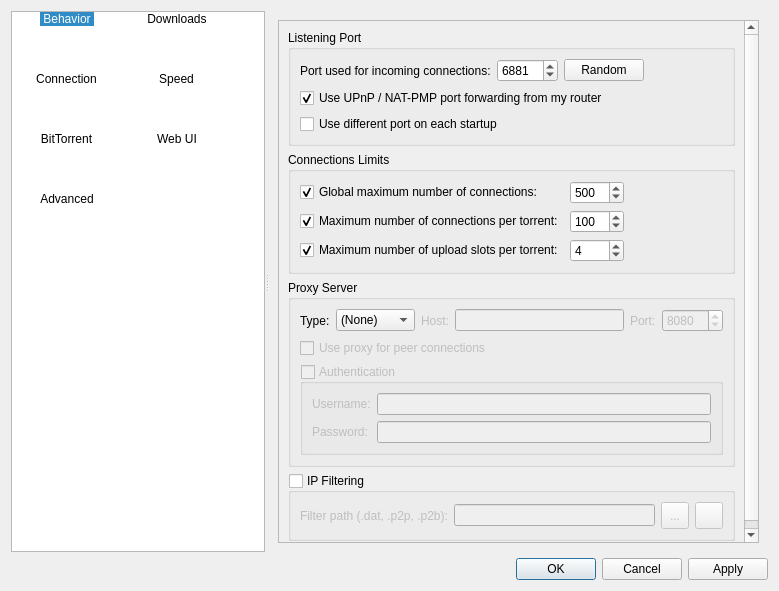
Old version of the form src/preferences/options.ui in the repository SysAdminDoc/qBittorrent-Vanced.
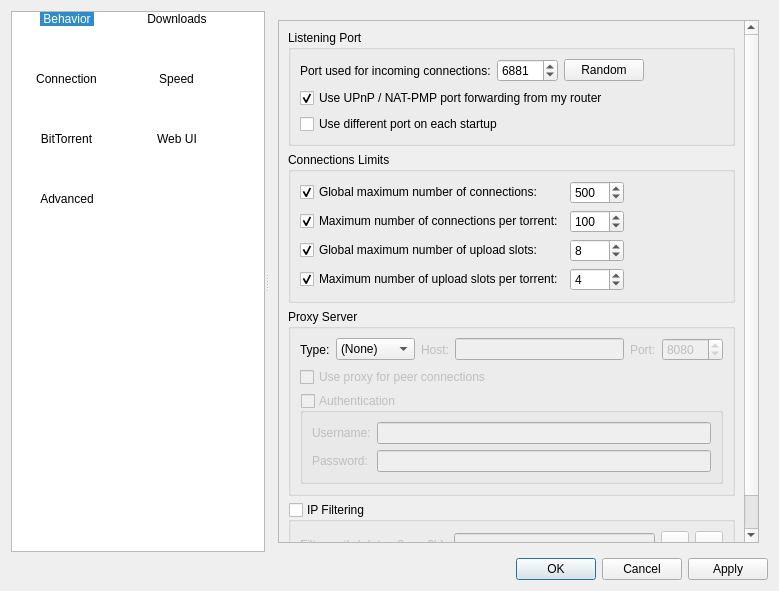
New version of the form. The open tabs and pages were chosen to show the change. Icons and pictures are not drawn.

Commit message: Allow more fine tuning of uploads. Closes #684.

```diff
--- a/src/preferences/options.ui
+++ b/src/preferences/options.ui
@@ -1023,7 +1023,7 @@
              <x>0</x>
              <y>0</y>
              <width>458</width>
-             <height>472</height>
+             <height>498</height>
             </rect>
            </property>
            <layout class="QVBoxLayout" name="verticalLayout_20">
@@ -1133,7 +1133,7 @@
                  </property>
                 </widget>
                </item>
-               <item row="1" column="0">
+               <item row="2" column="0">
                 <widget class="QCheckBox" name="checkMaxConnecsPerTorrent">
                  <property name="text">
                   <string>Maximum number of connections per torrent:</string>
@@ -1143,7 +1143,7 @@
                  </property>
                 </widget>
                </item>
-               <item row="1" column="1">
+               <item row="2" column="1">
                 <widget class="QSpinBox" name="spinMaxConnecPerTorrent">
                  <property name="minimum">
                   <number>2</number>
@@ -1156,7 +1156,7 @@
                  </property>
                 </widget>
                </item>
-               <item row="2" column="0">
+               <item row="4" column="0">
                 <widget class="QCheckBox" name="checkMaxUploadsPerTorrent">
                  <property name="text">
                   <string>Maximum number of upload slots per torrent:</string>
@@ -1166,7 +1166,7 @@
                  </property>
                 </widget>
                </item>
-               <item row="2" column="1">
+               <item row="4" column="1">
                 <widget class="QSpinBox" name="spinMaxUploadsPerTorrent">
                  <property name="maximum">
                   <number>500</number>
@@ -1189,7 +1189,7 @@
                  </property>
                 </spacer>
                </item>
-               <item row="1" column="2">
+               <item row="2" column="2">
                 <spacer name="horizontalSpacer_4">
                  <property name="orientation">
                   <enum>Qt::Horizontal</enum>
@@ -1202,7 +1202,7 @@
                  </property>
                 </spacer>
                </item>
-               <item row="2" column="2">
+               <item row="4" column="2">
                 <spacer name="horizontalSpacer_6">
                  <property name="orientation">
                   <enum>Qt::Horizontal</enum>
@@ -1215,6 +1215,39 @@
                  </property>
                 </spacer>
                </item>
+               <item row="3" column="0">
+                <widget class="QCheckBox" name="checkMaxUploads">
+                 <property name="text">
+                  <string>Global maximum number of upload slots:</string>
+                 </property>
+                 <property name="checked">
+                  <bool>true</bool>
+                 </property>
+                </widget>
+               </item>
+               <item row="3" column="1">
+                <widget class="QSpinBox" name="spinMaxUploads">
+                 <property name="maximum">
+                  <number>2000</number>
+                 </property>
+                 <property name="value">
+                  <number>8</number>
+                 </property>
+                </widget>
+               </item>
+               <item row="3" column="2">
+                <spacer name="horizontalSpacer_15">
+                 <property name="orientation">
+                  <enum>Qt::Horizontal</enum>
+                 </property>
+                 <property name="sizeHint" stdset="0">
+                  <size>
+                   <width>40</width>
+                   <height>20</height>
+                  </size>
+                 </property>
+                </spacer>
+               </item>
               </layout>
              </widget>
             </item>
```
Left out of the diff: 16 changed lines with no effect on the pictures. The commit also changes 4 other files.
